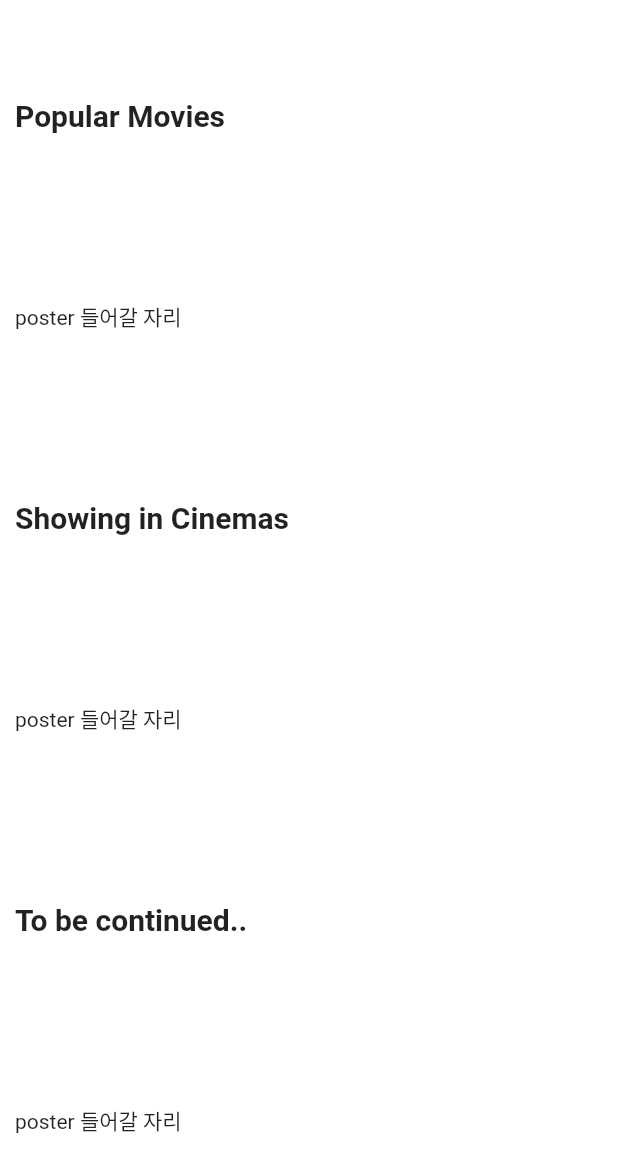
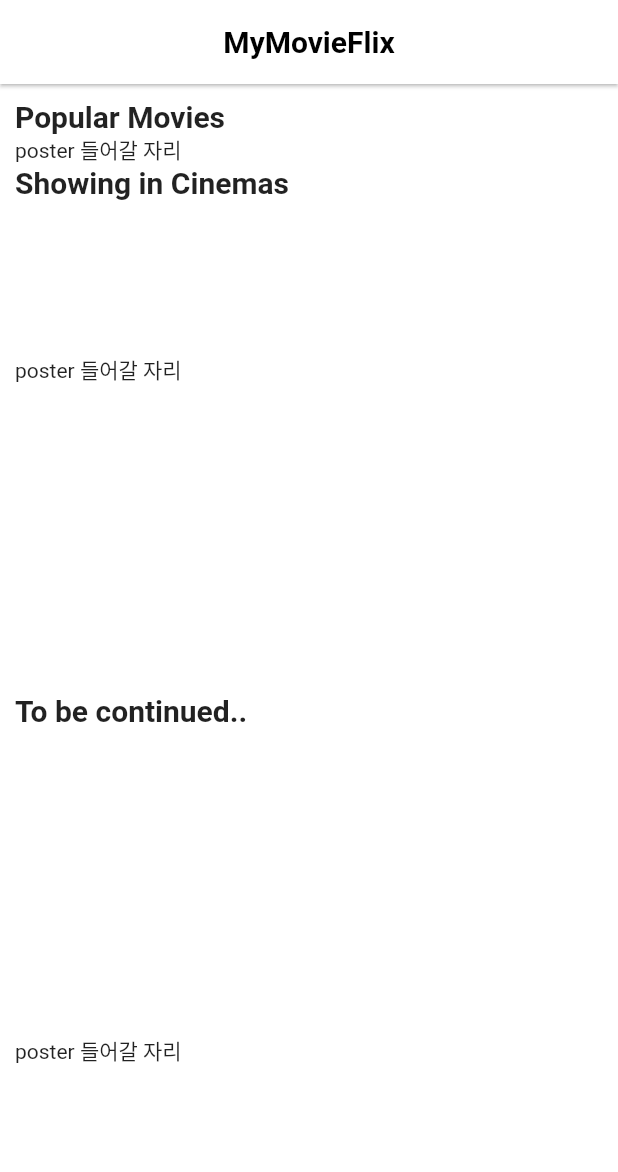
Before and after one commit to j1eunkim/MyMovieflix, a Flutter app: the screen it shows after launch, on a phone screen of 412 x 824 dp. Shown: the top 1172 px of the screen. Run offline on Flutter 3.47's test engine with Material 2 defaults, Android fonts, the phone set to English and light mode, and no system bars.

Commit message:
2nd day 1

```diff
--- a/lib/screens/home_screen.dart
+++ b/lib/screens/home_screen.dart
@@ -12,12 +12,22 @@ class _HomeScreenState extends State<HomeScreen> {
   Widget build(BuildContext context) {
     return Scaffold(
       backgroundColor: Colors.white,
+      appBar: AppBar(
+        elevation: 1,
+        backgroundColor: Colors.white,
+        foregroundColor: Colors.black,
+        centerTitle: true,
+        title: const Text(
+          "MyMovieFlix",
+          style: TextStyle(fontSize: 20, fontWeight: FontWeight.bold),
+        ),
+      ),
       body: Padding(
         padding: const EdgeInsets.all(10.0),
         child: Column(
           children: [
-            Flexible(
-              flex: 1,
+            Hero(
+              tag: id,
               child: Container(
                 alignment: Alignment.centerLeft,
                 child: const Text(
@@ -26,15 +36,15 @@ class _HomeScreenState extends State<HomeScreen> {
                 ),
               ),
             ),
-            Flexible(
-              flex: 1,
+            Hero(
+              tag: id,
               child: Container(
                 alignment: Alignment.centerLeft,
                 child: const Text('poster 들어갈 자리'),
               ),
             ),
-            Flexible(
-              flex: 1,
+            Hero(
+              tag: id,
               child: Container(
                 alignment: Alignment.centerLeft,
                 child: const Text(
```
Also changed, not shown: lib/models/movie_detail_model.dart (added, +9 -0 lines), lib/models/movie_model.dart (added, +8 -0 lines).
